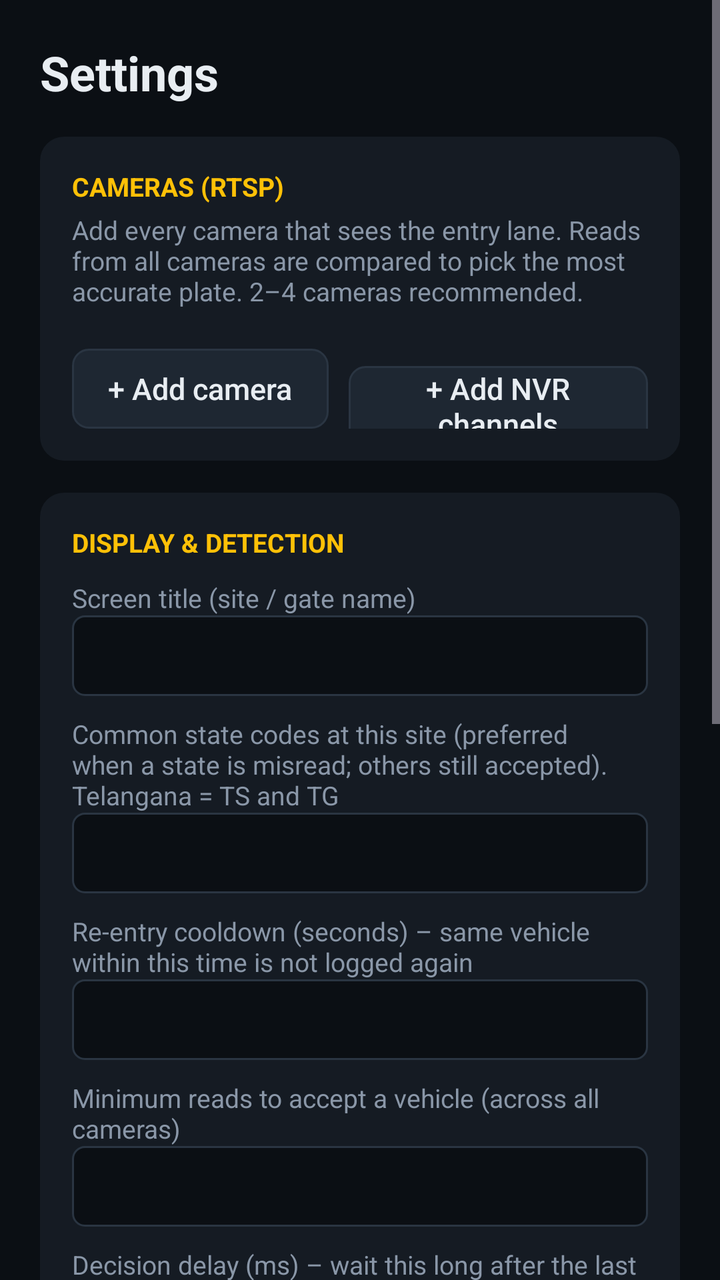
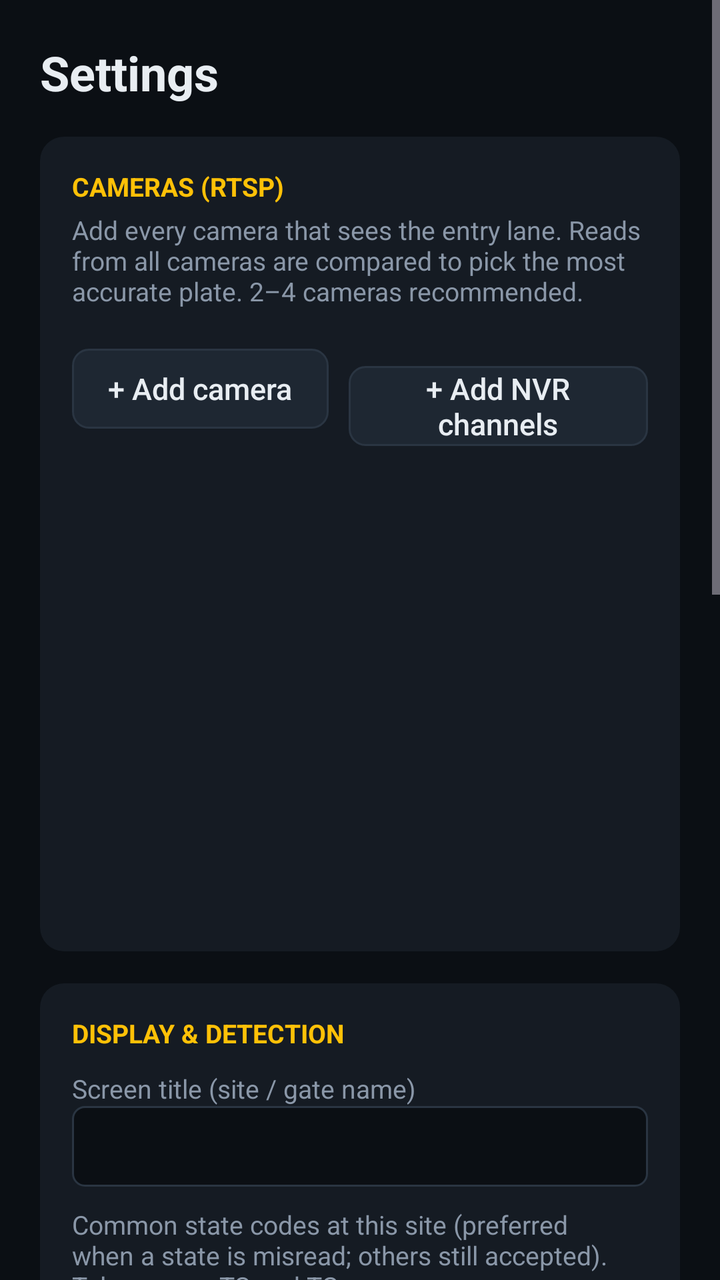

An Android layout rendered at two revisions. The XML below is the earlier revision; the diff shows what the commit changed to produce the second picture.
<!-- AndroidManifest.xml: application theme Theme.VehicleGate -->
<!-- res/layout/activity_settings.xml -->
<?xml version="1.0" encoding="utf-8"?>
<ScrollView xmlns:android="http://schemas.android.com/apk/res/android"
    android:layout_width="match_parent"
    android:layout_height="match_parent"
    android:background="@color/bg"
    android:fillViewport="true">

    <LinearLayout
        android:layout_width="match_parent"
        android:layout_height="wrap_content"
        android:orientation="vertical"
        android:padding="20dp">

        <TextView
            android:layout_width="wrap_content"
            android:layout_height="wrap_content"
            android:text="Settings"
            android:textColor="@color/text"
            android:textSize="24sp"
            android:textStyle="bold" />

        
        <LinearLayout
            android:layout_width="match_parent"
            android:layout_height="wrap_content"
            android:layout_marginTop="16dp"
            android:background="@drawable/card_bg"
            android:orientation="vertical"
            android:padding="16dp">

            <TextView
                android:layout_width="wrap_content"
                android:layout_height="wrap_content"
                android:text="CAMERAS (RTSP)"
                android:textColor="@color/accent"
                android:textSize="13sp"
                android:textStyle="bold" />

            <TextView
                android:layout_width="wrap_content"
                android:layout_height="wrap_content"
                android:layout_marginTop="4dp"
                android:text="Add every camera that sees the entry lane. Reads from all cameras are compared to pick the most accurate plate. 2–4 cameras recommended."
                android:textColor="@color/text_dim"
                android:textSize="13sp" />

            <LinearLayout
                android:id="@+id/cameraList"
                android:layout_width="match_parent"
                android:layout_height="wrap_content"
                android:layout_marginTop="10dp"
                android:orientation="vertical" />

            <LinearLayout
                android:layout_width="wrap_content"
                android:layout_height="wrap_content"
                android:layout_marginTop="10dp"
                android:orientation="horizontal">

                <androidx.appcompat.widget.AppCompatButton
                    android:id="@+id/addCamera"
                    style="@style/TvButton"
                    android:layout_width="wrap_content"
                    android:layout_height="wrap_content"
                    android:text="+ Add camera" />

                <androidx.appcompat.widget.AppCompatButton
                    android:id="@+id/addNvr"
                    style="@style/TvButton"
                    android:layout_width="wrap_content"
                    android:layout_height="wrap_content"
                    android:layout_marginStart="10dp"
                    android:text="+ Add NVR channels" />
            </LinearLayout>
        </LinearLayout>

        
        <LinearLayout
            android:layout_width="match_parent"
            android:layout_height="wrap_content"
            android:layout_marginTop="16dp"
            android:background="@drawable/card_bg"
            android:orientation="vertical"
            android:padding="16dp">

            <TextView
                android:layout_width="wrap_content"
                android:layout_height="wrap_content"
                android:text="DISPLAY &amp; DETECTION"
                android:textColor="@color/accent"
                android:textSize="13sp"
                android:textStyle="bold" />

            <TextView style="@style/FieldLabel" android:layout_width="wrap_content" android:layout_height="wrap_content" android:text="Screen title (site / gate name)" />
            <EditText android:id="@+id/siteTitle" style="@style/Field" android:layout_width="match_parent" android:layout_height="wrap_content" android:inputType="text" />

            <TextView style="@style/FieldLabel" android:layout_width="wrap_content" android:layout_height="wrap_content" android:text="Common state codes at this site (preferred when a state is misread; others still accepted). Telangana = TS and TG" />
            <EditText android:id="@+id/commonStates" style="@style/Field" android:layout_width="match_parent" android:layout_height="wrap_content" android:inputType="textCapCharacters" />

            <TextView style="@style/FieldLabel" android:layout_width="wrap_content" android:layout_height="wrap_content" android:text="Re-entry cooldown (seconds) – same vehicle within this time is not logged again" />
            <EditText android:id="@+id/cooldown" style="@style/Field" android:layout_width="match_parent" android:layout_height="wrap_content" android:inputType="number" />

            <TextView style="@style/FieldLabel" android:layout_width="wrap_content" android:layout_height="wrap_content" android:text="Minimum reads to accept a vehicle (across all cameras)" />
            <EditText android:id="@+id/minReads" style="@style/Field" android:layout_width="match_parent" android:layout_height="wrap_content" android:inputType="number" />

            <TextView style="@style/FieldLabel" android:layout_width="wrap_content" android:layout_height="wrap_content" android:text="Decision delay (ms) – wait this long after the last read before deciding" />
            <EditText android:id="@+id/settle" style="@style/Field" android:layout_width="match_parent" android:layout_height="wrap_content" android:inputType="number" />

            <TextView style="@style/FieldLabel" android:layout_width="wrap_content" android:layout_height="wrap_content" android:text="OCR interval per camera (ms) while motion is present" />
            <EditText android:id="@+id/ocrInterval" style="@style/Field" android:layout_width="match_parent" android:layout_height="wrap_content" android:inputType="number" />

            <TextView style="@style/FieldLabel" android:layout_width="wrap_content" android:layout_height="wrap_content" android:text="Minimum confidence (%)" />
            <EditText android:id="@+id/minConf" style="@style/Field" android:layout_width="match_parent" android:layout_height="wrap_content" android:inputType="number" />

            <TextView style="@style/FieldLabel" android:layout_width="wrap_content" android:layout_height="wrap_content" android:text="Keep history for (days, 0 = forever)" />
            <EditText android:id="@+id/retention" style="@style/Field" android:layout_width="match_parent" android:layout_height="wrap_content" android:inputType="number" />

            <CheckBox
                android:id="@+id/beep"
                android:layout_width="wrap_content"
                android:layout_height="wrap_content"
                android:layout_marginTop="10dp"
                android:background="@drawable/row_bg"
                android:padding="6dp"
                android:text="Beep when a new vehicle is logged"
                android:textColor="@color/text" />

            <CheckBox
                android:id="@+id/liveVideo"
                android:layout_width="wrap_content"
                android:layout_height="wrap_content"
                android:background="@drawable/row_bg"
                android:padding="6dp"
                android:text="Show live camera video on the dashboard (off = small status chips; use ▶ Preview to watch a camera)"
                android:textColor="@color/text" />
        </LinearLayout>

        <HorizontalScrollView
            android:layout_width="match_parent"
            android:layout_height="wrap_content"
            android:layout_marginTop="16dp"
            android:scrollbars="none">
        <LinearLayout
            android:layout_width="wrap_content"
            android:layout_height="wrap_content"
            android:orientation="horizontal">

            <androidx.appcompat.widget.AppCompatButton
                android:id="@+id/save"
                style="@style/TvButton"
                android:layout_width="wrap_content"
                android:layout_height="wrap_content"
                android:text="Save &amp; back" />

            <androidx.appcompat.widget.AppCompatButton
                android:id="@+id/exportSettings"
                style="@style/TvButton"
                android:layout_width="wrap_content"
                android:layout_height="wrap_content"
                android:layout_marginStart="10dp"
                android:text="Backup settings" />

            <androidx.appcompat.widget.AppCompatButton
                android:id="@+id/importSettings"
                style="@style/TvButton"
                android:layout_width="wrap_content"
                android:layout_height="wrap_content"
                android:layout_marginStart="10dp"
                android:text="Restore settings" />

            <androidx.appcompat.widget.AppCompatButton
                android:id="@+id/exportCsv"
                style="@style/TvButton"
                android:layout_width="wrap_content"
                android:layout_height="wrap_content"
                android:layout_marginStart="10dp"
                android:text="Export history (CSV)" />

            <androidx.appcompat.widget.AppCompatButton
                android:id="@+id/clearHistory"
                style="@style/TvButton"
                android:layout_width="wrap_content"
                android:layout_height="wrap_content"
                android:layout_marginStart="10dp"
                android:text="Clear history"
                android:textColor="@color/error" />
        </LinearLayout>
        </HorizontalScrollView>
    </LinearLayout>
</ScrollView>
<!-- resources referenced by this layout -->
<resources>
  <color name="accent">#FFC107</color>
  <color name="bg">#0B0F14</color>
  <color name="error">#FF5252</color>
  <color name="text">#E8EDF2</color>
  <color name="text_dim">#8A97A8</color>
  <!-- drawable card_bg (drawable) -->
  <?xml version="1.0" encoding="utf-8"?>
  <shape xmlns:android="http://schemas.android.com/apk/res/android" android:shape="rectangle">
      <solid android:color="@color/surface" />
      <corners android:radius="12dp" />
  </shape>
  <!-- drawable row_bg (drawable) -->
  <?xml version="1.0" encoding="utf-8"?>
  <selector xmlns:android="http://schemas.android.com/apk/res/android">
      <item android:state_focused="true">
          <shape android:shape="rectangle">
              <solid android:color="@color/surface2" />
              <stroke android:width="2dp" android:color="@color/accent" />
              <corners android:radius="6dp" />
          </shape>
      </item>
      <item>
          <shape android:shape="rectangle">
              <solid android:color="@android:color/transparent" />
          </shape>
      </item>
  </selector>
  <style name="Field">
          <item name="android:background">@drawable/field_bg</item>
          <item name="android:textColor">@color/text</item>
          <item name="android:textColorHint">@color/text_dim</item>
          <item name="android:textSize">15sp</item>
          <item name="android:padding">10dp</item>
          <item name="android:singleLine">true</item>
      </style>
  <style name="FieldLabel">
          <item name="android:textColor">@color/text_dim</item>
          <item name="android:textSize">13sp</item>
          <item name="android:layout_marginTop">10dp</item>
      </style>
  <style name="TvButton" parent="Widget.AppCompat.Button.Borderless">
          <item name="android:background">@drawable/focus_bg</item>
          <item name="android:textColor">@color/text</item>
          <item name="android:textAllCaps">false</item>
          <item name="android:textSize">15sp</item>
          <item name="android:paddingStart">18dp</item>
          <item name="android:paddingEnd">18dp</item>
          <item name="android:minHeight">40dp</item>
          <item name="android:focusable">true</item>
      </style>
  <style name="Theme.VehicleGate" parent="Theme.Material3.Dark.NoActionBar">
          <item name="android:windowBackground">@color/bg</item>
          <item name="colorPrimary">@color/accent</item>
          <item name="colorOnPrimary">#000000</item>
          <item name="colorSecondary">@color/accent</item>
          <item name="android:statusBarColor">@color/bg</item>
          <item name="android:navigationBarColor">@color/bg</item>
      </style>
  <color name="surface">#151B23</color>
  <color name="surface2">#1E2732</color>
  <!-- drawable field_bg (drawable) -->
  <?xml version="1.0" encoding="utf-8"?>
  <selector xmlns:android="http://schemas.android.com/apk/res/android">
      <item android:state_focused="true">
          <shape android:shape="rectangle">
              <solid android:color="@color/bg" />
              <stroke android:width="2dp" android:color="@color/accent" />
              <corners android:radius="6dp" />
          </shape>
      </item>
      <item>
          <shape android:shape="rectangle">
              <solid android:color="@color/bg" />
              <stroke android:width="1dp" android:color="@color/divider" />
              <corners android:radius="6dp" />
          </shape>
      </item>
  </selector>
  <color name="divider">#2A3542</color>
  <!-- unchanged entries left out for length: 1 -->
</resources>

<!-- the commit's change to res/layout/activity_settings.xml (unified diff, before → after) -->
@@ -71,6 +71,14 @@
                     android:layout_height="wrap_content"
                     android:layout_marginStart="10dp"
                     android:text="+ Add NVR channels" />
+
+                <androidx.appcompat.widget.AppCompatButton
+                    android:id="@+id/addTestVideo"
+                    style="@style/TvButton"
+                    android:layout_width="wrap_content"
+                    android:layout_height="wrap_content"
+                    android:layout_marginStart="10dp"
+                    android:text="+ Add test video" />
             </LinearLayout>
         </LinearLayout>
 
